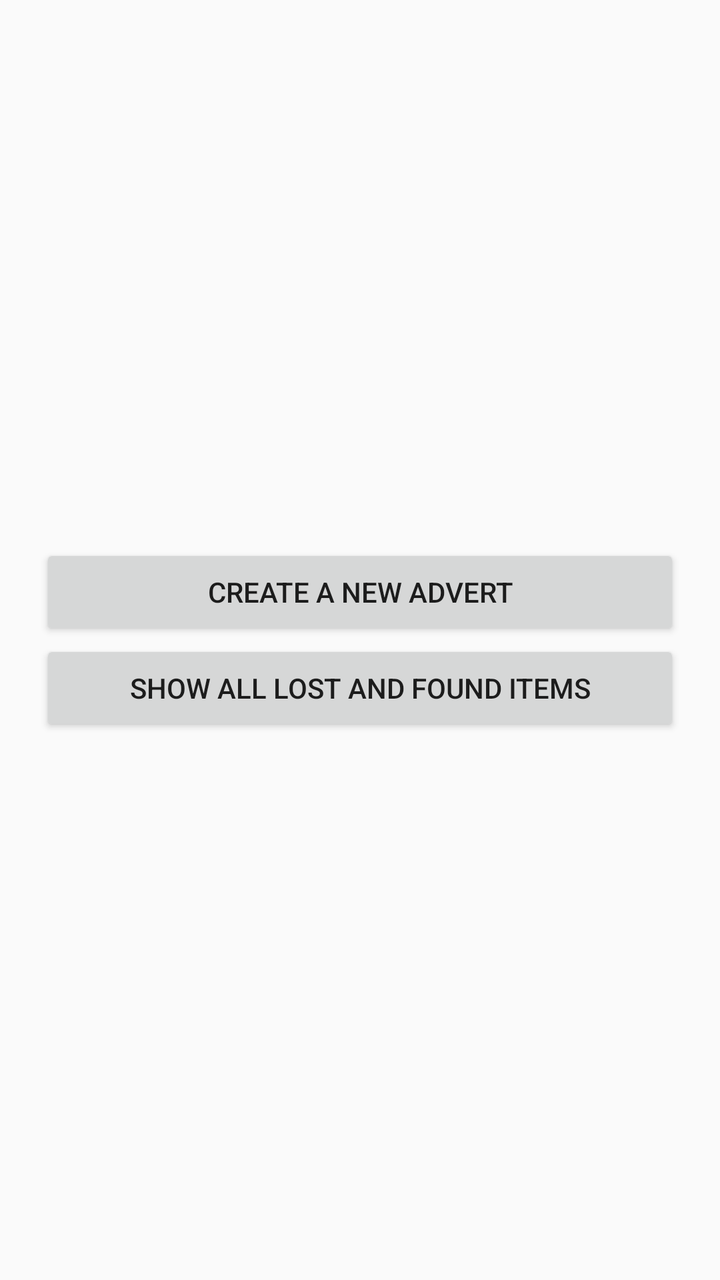
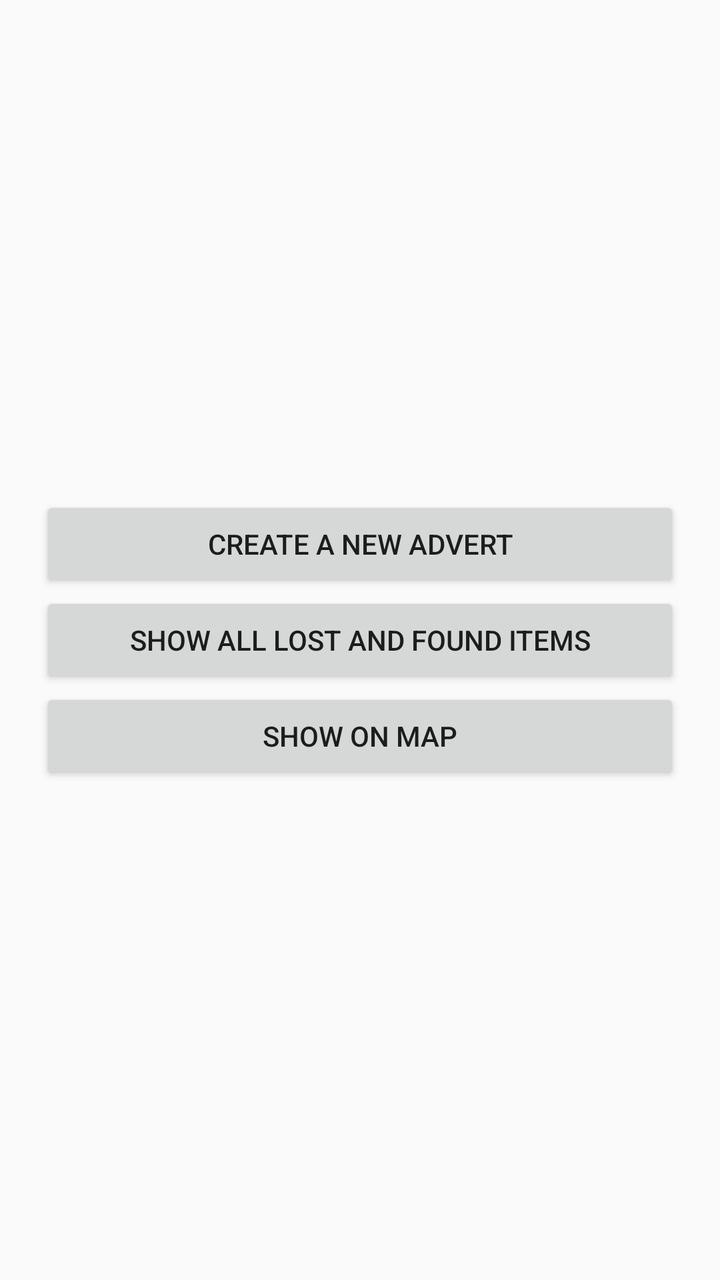

Compare the two renders of this Android layout. The source of the first and the diff that turns it into the second are given below.
<!-- AndroidManifest.xml: application theme Theme.LostFoundApp -->
<!-- res/layout/activity_main.xml -->
<LinearLayout xmlns:android="http://schemas.android.com/apk/res/android"
    android:layout_width="match_parent"
    android:layout_height="match_parent"
    android:gravity="center"
    android:orientation="vertical"
    android:padding="20dp">

    <Button
        android:id="@+id/btnCreateAdvert"
        android:layout_width="match_parent"
        android:layout_height="wrap_content"
        android:text="Create a New Advert" />

    <Button
        android:id="@+id/btnShowItems"
        android:layout_width="match_parent"
        android:layout_height="wrap_content"
        android:text="Show All Lost and Found Items" />

</LinearLayout>
<!-- resources referenced by this layout -->
<resources>
  <style name="Theme.LostFoundApp" parent="Theme.AppCompat.Light.NoActionBar">
          <item name="colorPrimary">@android:color/holo_blue_dark</item>
          <item name="colorPrimaryDark">@android:color/holo_blue_dark</item>
          <item name="colorAccent">@android:color/holo_blue_light</item>
      </style>
</resources>

<!-- the commit's change to res/layout/activity_main.xml (unified diff, before → after) -->
@@ -17,4 +17,10 @@
         android:layout_height="wrap_content"
         android:text="Show All Lost and Found Items" />
 
+    <Button
+        android:id="@+id/btnShowMap"
+        android:layout_width="match_parent"
+        android:layout_height="wrap_content"
+        android:text="Show on Map" />
+
 </LinearLayout>
